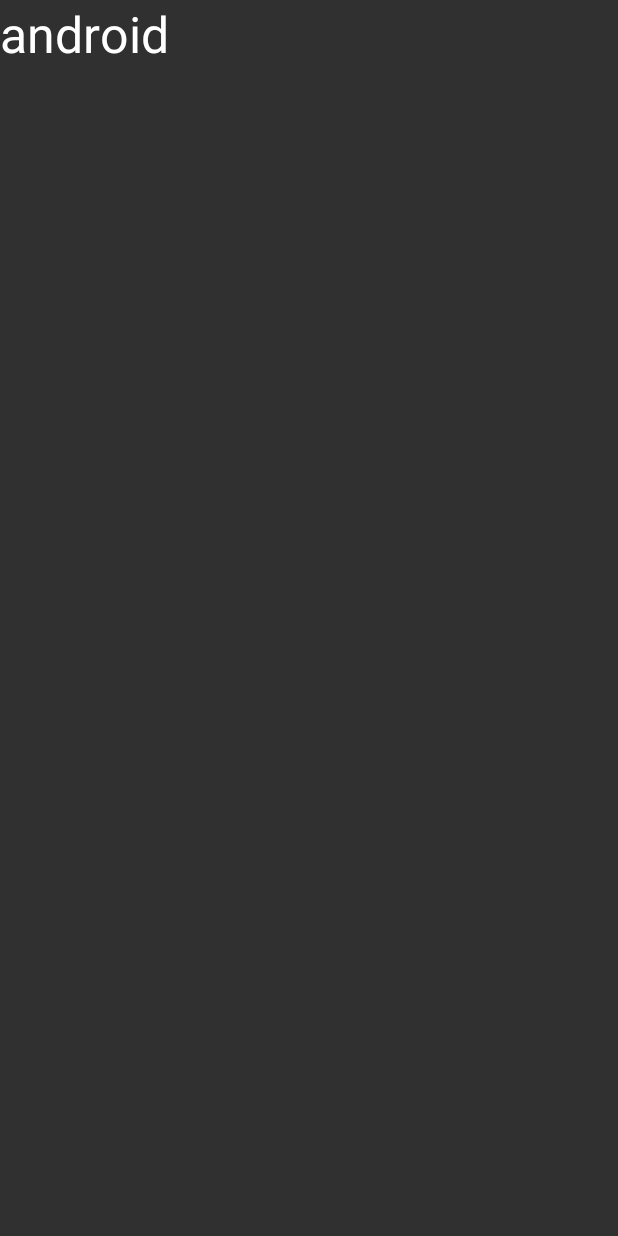
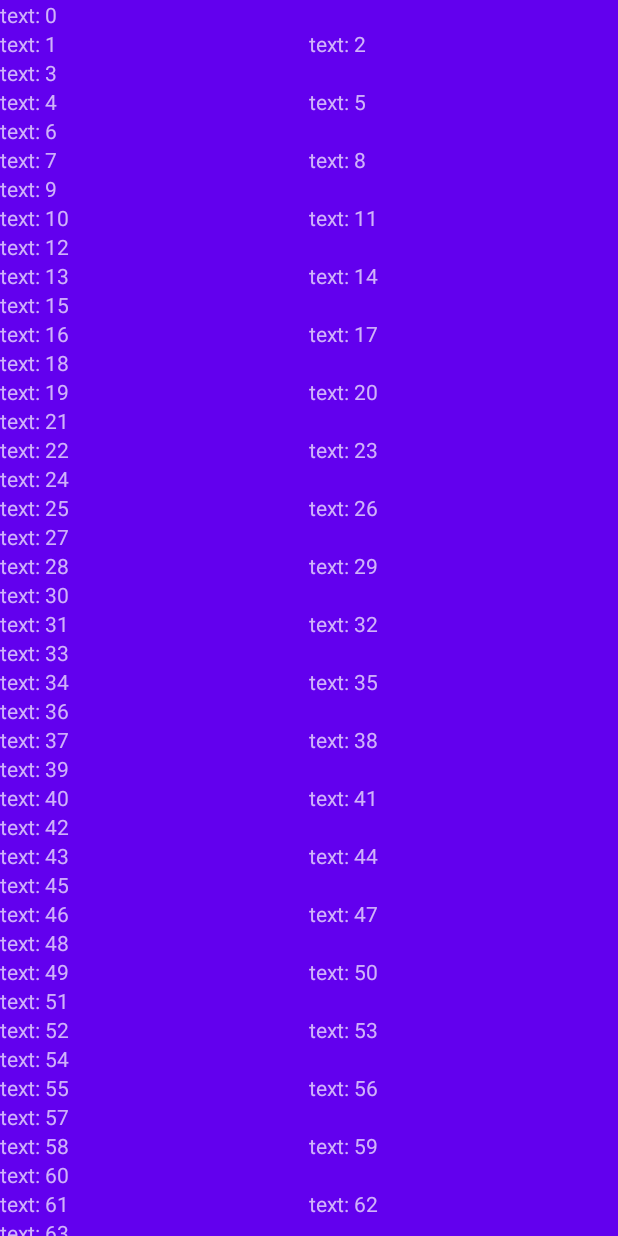
Before and after one commit to meyhuan/GlideForFont, an Android app: the screen it shows after launch (GlideLoadActivity before the commit, RecycleViewActivity after it), on a phone screen of 412 x 824 dp. Before the commit the screen is almost empty. Run offline under Robolectric (Android 15) with nearby library versions, the phone set to English and light mode, and no system bars.

Commit message:
测试RecycleView 测试 item view match_parent 不生效的问题

```diff
--- a/app/src/main/AndroidManifest.xml
+++ b/app/src/main/AndroidManifest.xml
@@ -2,8 +2,7 @@
 <manifest xmlns:android="http://schemas.android.com/apk/res/android"
     package="com.meyhuan.soloadertest">
 
-    <uses-permission android:name="android.permission.INTERNET"/>
-
+    <uses-permission android:name="android.permission.INTERNET" />
     <uses-permission android:name="android.permission.WRITE_EXTERNAL_STORAGE" />
     <uses-permission android:name="android.permission.READ_EXTERNAL_STORAGE" />
 
@@ -11,12 +10,13 @@
         android:allowBackup="true"
         android:icon="@mipmap/ic_launcher"
         android:label="@string/app_name"
+        android:requestLegacyExternalStorage="true"
         android:roundIcon="@mipmap/ic_launcher_round"
         android:supportsRtl="true"
-        android:requestLegacyExternalStorage="true"
         android:theme="@style/Theme.Design.NoActionBar">
-<!--        <activity android:name=".glide.GlideLoadActivity"></activity>-->
-        <activity android:name=".glide.GlideLoadActivity">
+<!--        <activity android:name=".RecycleViewActivity"></activity>-->
+        <!-- <activity android:name=".glide.GlideLoadActivity"></activity> -->
+        <activity android:name=".RecycleViewActivity">
             <intent-filter>
                 <action android:name="android.intent.action.MAIN" />
 
--- /dev/null
+++ b/app/src/main/java/com/meyhuan/soloadertest/RecycleViewActivity.java
@@ -0,0 +1,61 @@
+package com.meyhuan.soloadertest;
+
+import androidx.annotation.NonNull;
+import androidx.appcompat.app.AppCompatActivity;
+import androidx.recyclerview.widget.GridLayoutManager;
+import androidx.recyclerview.widget.RecyclerView;
+
+import android.os.Bundle;
+import android.view.View;
+import android.view.ViewGroup;
+import android.widget.TextView;
+
+public class RecycleViewActivity extends AppCompatActivity {
+
+    @Override
+    protected void onCreate(Bundle savedInstanceState) {
+        super.onCreate(savedInstanceState);
+        setContentView(R.layout.activity_recylce_view);
+
+        RecyclerView recyclerView = findViewById(R.id.recycle_view);
+        Adapt adapt = new Adapt();
+        recyclerView.setAdapter(adapt);
+        GridLayoutManager gridLayoutManager = new GridLayoutManager(this, 2);
+        gridLayoutManager.setSpanSizeLookup(new GridLayoutManager.SpanSizeLookup() {
+            @Override
+            public int getSpanSize(int position) {
+                return position % 3 == 0 ? 2 : 1;
+            }
+        });
+        recyclerView.setLayoutManager(gridLayoutManager);
+    }
+
+    class Adapt extends RecyclerView.Adapter<ViewHolder> {
+
+        @NonNull
+        @Override
+        public ViewHolder onCreateViewHolder(@NonNull ViewGroup parent, int viewType) {
+            TextView textView = new TextView(parent.getContext());
+            textView.setBackgroundColor(parent.getContext().getResources().getColor(R.color.design_default_color_primary));
+            return new ViewHolder(textView);
+        }
+
+        @Override
+        public void onBindViewHolder(@NonNull ViewHolder holder, int position) {
+            TextView textView = (TextView) holder.itemView;
+            textView.setText("text: " + position);
+        }
+
+        @Override
+        public int getItemCount() {
+            return 100;
+        }
+    }
+
+    class ViewHolder extends RecyclerView.ViewHolder {
+
+        public ViewHolder(@NonNull View itemView) {
+            super(itemView);
+        }
+    }
+}
--- a/app/src/main/java/com/meyhuan/soloadertest/glide/GlideLoadActivity.java
+++ b/app/src/main/java/com/meyhuan/soloadertest/glide/GlideLoadActivity.java
@@ -19,6 +19,7 @@ import static com.bumptech.glide.request.RequestOptions.fitCenterTransform;
 
 public class GlideLoadActivity extends AppCompatActivity {
     private static final String fontUrl = "https://quickfile.cn/download/07ab116d-3d1e-4b47-84c8-ecbbb671d39b";
+    private static final String imgUrl = "https://pics0.baidu.com/feed/d1a20cf431adcbefda7d3b34a58460d5a3cc9f6e.png?token=0e7279c712bf14ed7933337a4fc87946";
     @Override
     protected void onCreate(Bundle savedInstanceState) {
         super.onCreate(savedInstanceState);
--- a/app/src/main/res/layout/activity_glide_load.xml
+++ b/app/src/main/res/layout/activity_glide_load.xml
@@ -10,8 +10,8 @@
     <ImageView
         android:id="@+id/image_view"
         android:layout_width="match_parent"
-        android:layout_height="match_parent"
-        android:visibility="gone"/>
+        android:layout_height="300dp"
+        android:visibility="visible"/>
 
     <TextView
         android:id="@+id/text_view"
--- /dev/null
+++ b/app/src/main/res/layout/activity_recylce_view.xml
@@ -0,0 +1,14 @@
+<?xml version="1.0" encoding="utf-8"?>
+<LinearLayout xmlns:android="http://schemas.android.com/apk/res/android"
+    xmlns:app="http://schemas.android.com/apk/res-auto"
+    xmlns:tools="http://schemas.android.com/tools"
+    android:layout_width="match_parent"
+    android:layout_height="match_parent"
+    tools:context=".RecycleViewActivity">
+
+    <androidx.recyclerview.widget.RecyclerView
+        android:id="@+id/recycle_view"
+        android:layout_width="match_parent"
+        android:layout_height="wrap_content"/>
+
+</LinearLayout>
```
